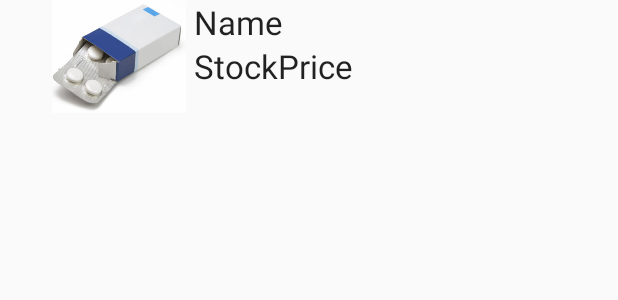
After one commit to JosBarranquero/ManageProducts, an Android app: the layout item_list_product.xml on its own in the app's theme, with its tools: preview values and no code run, on a phone screen of 412 x 824 dp. The commit adds this screen. Shown: the top 300 px of the screen. Run offline under Robolectric (Android 15) with nearby library versions, the phone set to English and light mode, and no system bars.

Commit message:
Added nice and clean ListView

```diff
--- a/app/src/main/AndroidManifest.xml
+++ b/app/src/main/AndroidManifest.xml
@@ -17,6 +17,7 @@
             </intent-filter>
         </activity>
         <activity android:name=".ListProduct_Activity"/>
+        <activity android:name=".AddProduct_Activity"/>
     </application>
 
 </manifest>
--- a/app/src/main/res/layout/activity_add_product.xml
+++ b/app/src/main/res/layout/activity_add_product.xml
@@ -11,9 +11,9 @@
     tools:context="com.barranquero.manageproducts.AddProduct_Activity">
 
     <ImageView
-        android:layout_width="wrap_content"
-        android:layout_height="wrap_content"
-        android:src="@mipmap/ic_launcher"
+        android:layout_width="@dimen/img_width"
+        android:layout_height="@dimen/img_height"
+        android:src="@drawable/cajamedicamentos"
         android:layout_alignParentTop="true"
         android:layout_alignParentLeft="true"
         android:layout_alignParentStart="true"
--- /dev/null
+++ b/app/src/main/res/layout/item_list_product.xml
@@ -0,0 +1,46 @@
+<?xml version="1.0" encoding="utf-8"?>
+<RelativeLayout xmlns:android="http://schemas.android.com/apk/res/android"
+    android:layout_width="match_parent" android:layout_height="match_parent">
+
+
+    <ImageView
+        android:layout_width="@dimen/img_width"
+        android:layout_height="@dimen/img_height"
+        android:src="@drawable/cajamedicamentos"
+        android:layout_alignParentTop="true"
+        android:layout_alignParentLeft="true"
+        android:layout_alignParentStart="true"
+        android:layout_marginLeft="29dp"
+        android:layout_marginStart="29dp"
+        android:id="@+id/imgProduct" />
+
+    <TextView
+        android:layout_width="match_parent"
+        android:layout_height="wrap_content"
+        android:id="@+id/txvProductName"
+        android:text="@string/txvName"
+        android:layout_toEndOf="@id/imgProduct"
+        android:layout_toRightOf="@id/imgProduct"
+        android:layout_alignTop="@id/imgProduct"
+        android:textAppearance="@style/Base.TextAppearance.AppCompat.Large"/>
+
+    <TextView
+        android:layout_width="wrap_content"
+        android:layout_height="wrap_content"
+        android:id="@+id/txvProductStock"
+        android:text="@string/txvStock"
+        android:layout_toEndOf="@id/imgProduct"
+        android:layout_toRightOf="@id/imgProduct"
+        android:layout_below="@id/txvProductName"
+        android:textAppearance="@style/Base.TextAppearance.AppCompat.Large" />
+
+    <TextView
+        android:layout_width="wrap_content"
+        android:layout_height="wrap_content"
+        android:id="@+id/txvProductPrice"
+        android:text="@string/txvPrice"
+        android:layout_toEndOf="@id/txvProductStock"
+        android:layout_toRightOf="@id/txvProductStock"
+        android:layout_below="@id/txvProductName"
+        android:textAppearance="@style/Base.TextAppearance.AppCompat.Large" />
+</RelativeLayout>
--- a/app/src/main/res/values/dimens.xml
+++ b/app/src/main/res/values/dimens.xml
@@ -4,6 +4,6 @@
     <dimen name="activity_vertical_margin">16dp</dimen>
     <dimen name="widget_margin_top">25dp</dimen>
     <dimen name="widget_textview_width">100dp</dimen>
-    <dimen name="img_width">20dp</dimen>
-    <dimen name="img_height">15dp</dimen>
+    <dimen name="img_width">100dp</dimen>
+    <dimen name="img_height">75dp</dimen>
 </resources>
--- a/app/src/main/res/values/strings.xml
+++ b/app/src/main/res/values/strings.xml
@@ -1,5 +1,5 @@
 <resources>
-    <string name="app_name">LoginTextInputLayout</string>
+    <string name="app_name">ManageProducts</string>
     <string name="txvUser">User</string>
     <string name="txvPassword">Password</string>
     <string name="cbxRemember">Remember me</string>
```
Also changed, not shown: app/src/main/java/com/barranquero/manageproducts/ListProduct_Activity.java (+20 -2 lines), app/src/main/java/com/barranquero/manageproducts/ManageProducts_Application.java (+8 -0 lines), app/src/main/java/com/barranquero/manageproducts/adapter/ProductAdapterA.java (added, +57 -0 lines), app/src/main/java/com/barranquero/manageproducts/adapter/ProductAdapterB.java (added, +60 -0 lines), app/src/main/java/com/barranquero/manageproducts/adapter/ProductAdapterC.java (added, +72 -0 lines), app/src/main/java/com/barranquero/manageproducts/model/Product.java (+8 -0 lines), app/src/main/java/com/barranquero/manageproducts/model/User.java (deleted, +0 -34 lines).
